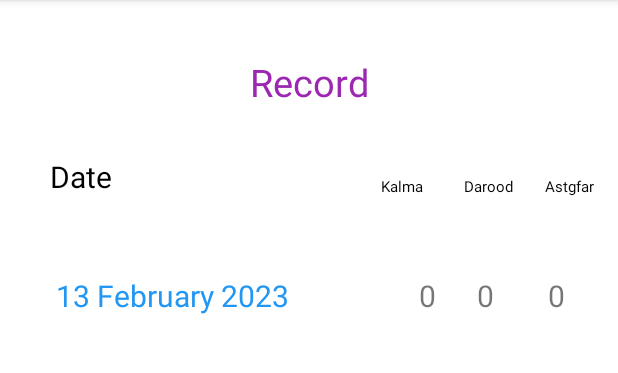
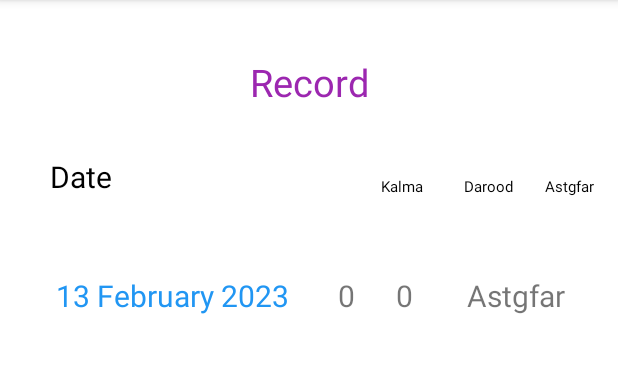
Before and after one commit to mzaman21/Tasbeeh_IT_G-3, an Android app: the MainActivity2 screen opened directly, with no data from a screen before it, on a phone screen of 412 x 824 dp, the part 84-457 px from its top. Run offline under Robolectric (Android 15) with nearby library versions, the phone set to English and light mode, and no system bars.

Commit message:
Grid View And Adapter added

```diff
--- a/app/src/main/java/com/example/tasbeehapp/GridAdapter.java
+++ b/app/src/main/java/com/example/tasbeehapp/GridAdapter.java
@@ -59,7 +59,7 @@ public class GridAdapter extends BaseAdapter {
         t_date.setText(list.get(i).getToday_date());
         t_kalma.setText(kstr);
         t_darood.setText(dstr);
-        t_astgfar.setText(astr);
+//        t_astgfar.setText(astr);
 
         return myview;
     }
```
